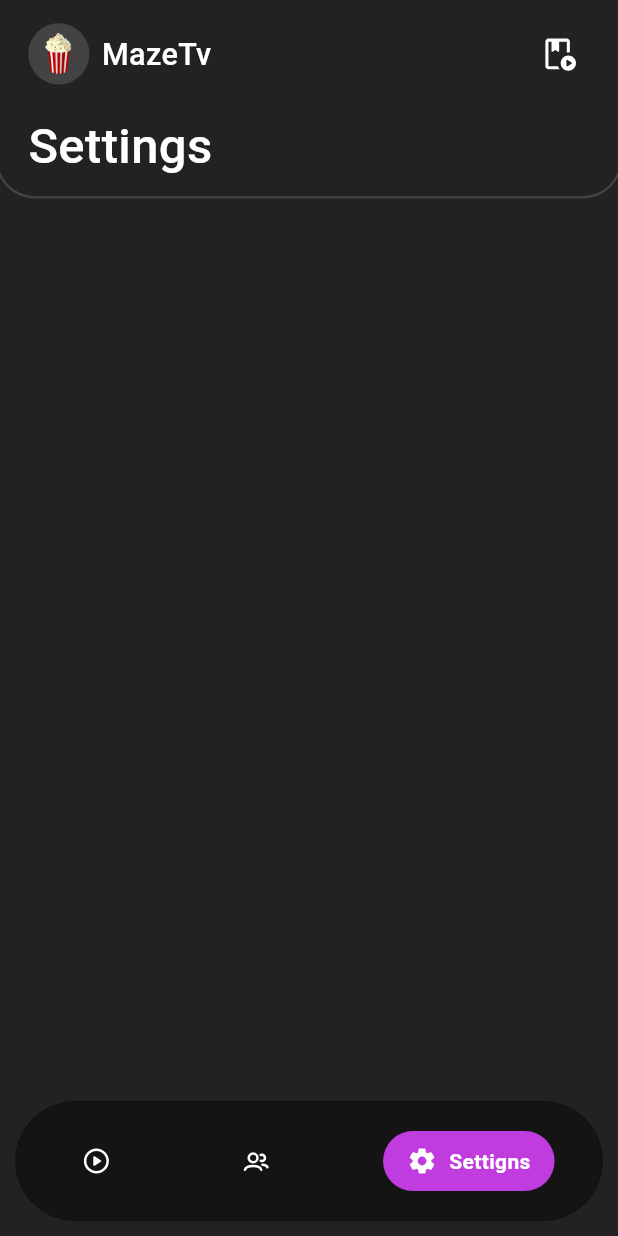
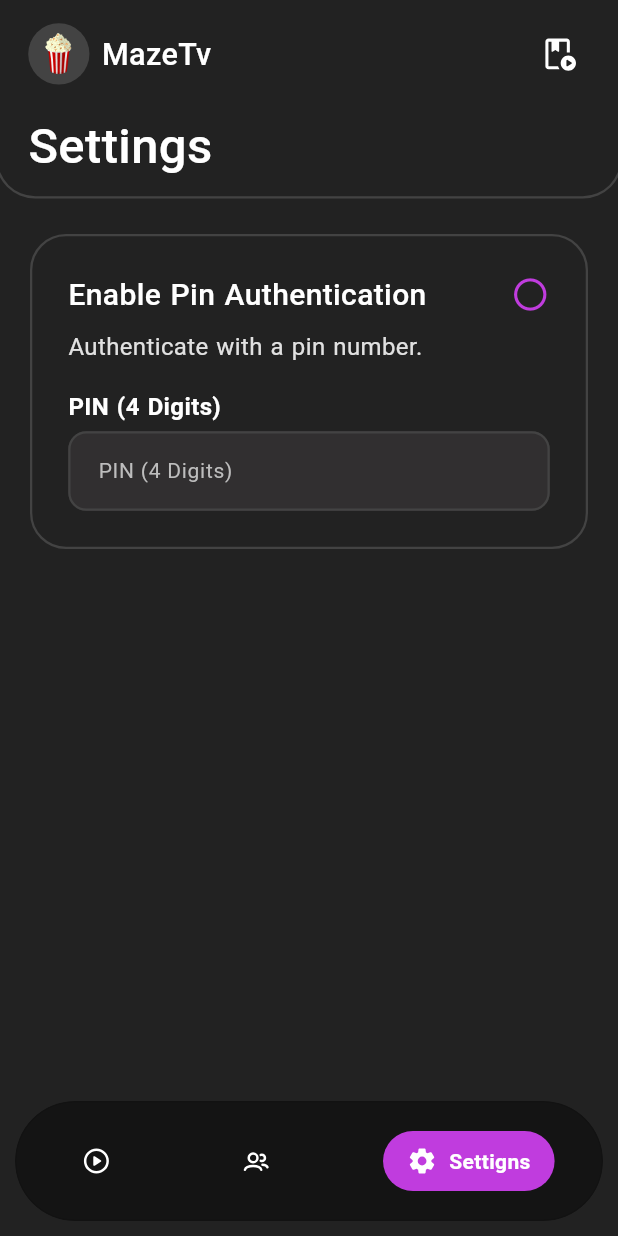
Before and after one commit to Solano-Furlan/tv_maze_app, a Flutter app: the screen it shows after launch, item 3 of the bottom bar chosen, on a phone screen of 412 x 824 dp. Run offline on Flutter 3.47's test engine with Material 3 defaults, Android fonts, the phone set to English and light mode, and no system bars; drawn by our look-alikes of auto_size_text, glass_kit; our stand-ins replace dio, equatable, flutter_bloc, flutter_keyboard_visibility, flutter_svg, get_it and 6 more; missing offline and left inert: debounce_throttle; accounts and stored records are empty; network calls fail; statements that could not run were skipped.

Commit message:
feat: auth settings

```diff
--- a/lib/core/design_system/widgets/fields/text_field.widget.dart
+++ b/lib/core/design_system/widgets/fields/text_field.widget.dart
@@ -20,6 +20,7 @@ class UITextField extends StatefulWidget {
     this.trailingIcon,
     this.prefixIcon,
     this.initialValue,
+    this.minLenght,
     this.isDisabled = false,
     this.primaryColor = AppColors.primary,
     this.maxLength = 70,
@@ -35,6 +36,7 @@ class UITextField extends StatefulWidget {
   final bool isDisabled;
   final TextEditingController controller;
   final bool whiteBackground;
+  final int? minLenght;
   final Widget? trailingIcon;
   final Widget? prefixIcon;
   final String? initialValue;
@@ -117,6 +119,11 @@ class UITextFieldState extends State<UITextField> {
                         return 'This field should not be empty';
                       }
                     }
+                    if (widget.minLenght != null &&
+                        value!.length < widget.minLenght!) {
+                      return 'Short PIN';
+                    }
+
                     return null;
                   },
                   autofocus: widget.autofocus,
--- a/lib/core/navigation/routes/settings.routes.dart
+++ b/lib/core/navigation/routes/settings.routes.dart
@@ -1,6 +1,12 @@
 import 'package:flutter/widgets.dart';
+import 'package:flutter_bloc/flutter_bloc.dart';
 import 'package:go_router/go_router.dart';
-import 'package:tv_maze_app/features/settings/presentation/settings.screen.dart';
+import 'package:tv_maze_app/core/dependencies/dependencies.dart';
+import 'package:tv_maze_app/core/event_bus/event_bus.service.dart';
+import 'package:tv_maze_app/features/settings/data/auth_method.repository.dart';
+import 'package:tv_maze_app/features/settings/presentation/screens/settings.screen.dart';
+import 'package:tv_maze_app/features/settings/state/auth_method/auth_method.cubit.dart';
+import 'package:tv_maze_app/features/settings/state/update_auth_method/update_auth_method.cubit.dart';
 
 class SettingsRoute {
   SettingsRoute._();
@@ -10,8 +16,26 @@ class SettingsRoute {
     GoRoute(
       path: settingsRoute,
       pageBuilder: (BuildContext context, GoRouterState state) {
-        return const NoTransitionPage(
-          child: SettingsScreen(),
+        return NoTransitionPage(
+          child: MultiBlocProvider(
+            providers: [
+              BlocProvider<AuthMethodCubit>(
+                create: (BuildContext context) => AuthMethodCubit(
+                  authMethodRepository: getIt<AuthMethodRepository>(),
+                  eventBus: getIt<EventBus>(),
+                )
+                  ..initialize()
+                  ..getAuthMethod(),
+              ),
+              BlocProvider<UpdateAuthMethodCubit>(
+                create: (BuildContext context) => UpdateAuthMethodCubit(
+                  authMethodRepository: getIt<AuthMethodRepository>(),
+                  eventBus: getIt<EventBus>(),
+                ),
+              ),
+            ],
+            child: const SettingsScreen(),
+          ),
         );
       },
     ),
--- /dev/null
+++ b/lib/features/settings/domain/enums/auth_method_type.enum.dart
@@ -0,0 +1,5 @@
+enum AuthMethodType {
+  pin,
+  device,
+  none,
+}
--- /dev/null
+++ b/lib/features/settings/domain/events/auth_method.events.dart
@@ -0,0 +1,12 @@
+import 'package:tv_maze_app/core/event_bus/event_bus.service.dart';
+import 'package:tv_maze_app/features/settings/domain/enums/auth_method_type.enum.dart';
+
+class AuthMethodUpdateEvent extends EventBusMessage {
+  AuthMethodUpdateEvent({
+    required this.authMethodType,
+    required this.authPin,
+  });
+
+  final AuthMethodType authMethodType;
+  final String? authPin;
+}
--- /dev/null
+++ b/lib/features/settings/presentation/screens/settings.screen.dart
@@ -0,0 +1,166 @@
+import 'package:flutter/cupertino.dart';
+import 'package:flutter/material.dart';
+import 'package:flutter/services.dart';
+import 'package:flutter_bloc/flutter_bloc.dart';
+import 'package:local_auth/local_auth.dart';
+import 'package:tv_maze_app/core/dependencies/dependencies.dart';
+import 'package:tv_maze_app/core/design_system/theme/colors.dart';
+import 'package:tv_maze_app/core/design_system/widgets/fields/text_field.widget.dart';
+import 'package:tv_maze_app/core/design_system/widgets/indicators/error_indicator.widget.dart';
+import 'package:tv_maze_app/core/design_system/widgets/indicators/loading_indicator.widget.dart';
+import 'package:tv_maze_app/core/design_system/widgets/layouts/bottom_app_bar.widget.dart';
+import 'package:tv_maze_app/core/design_system/widgets/layouts/main_header.widget.dart';
+import 'package:tv_maze_app/core/design_system/widgets/layouts/main_scaffold.widget.dart';
+import 'package:tv_maze_app/core/design_system/widgets/texts/header_text.widget.dart';
+import 'package:tv_maze_app/core/navigation/services/dialogs.service.dart';
+import 'package:tv_maze_app/features/settings/domain/enums/auth_method_type.enum.dart';
+import 'package:tv_maze_app/features/settings/presentation/widgets/auth_method_selector.widget.dart';
+import 'package:tv_maze_app/features/settings/state/auth_method/auth_method.cubit.dart';
+import 'package:tv_maze_app/features/settings/state/auth_method/auth_method.state.dart';
+import 'package:tv_maze_app/features/settings/state/update_auth_method/update_auth_method.cubit.dart';
+import 'package:tv_maze_app/features/settings/state/update_auth_method/update_auth_method.state.dart';
+
+class SettingsScreen extends StatefulWidget {
+  const SettingsScreen({super.key});
+
+  @override
+  State<SettingsScreen> createState() => _SettingsScreenState();
+}
+
+class _SettingsScreenState extends State<SettingsScreen> {
+  final TextEditingController _pinController = TextEditingController();
+  final GlobalKey<FormState> _formKey = GlobalKey<FormState>();
+  bool _hasDeviceAuthentication = false;
+
+  @override
+  void initState() {
+    super.initState();
+    WidgetsBinding.instance.addPostFrameCallback((_) async {
+      _hasDeviceAuthentication =
+          await getIt<LocalAuthentication>().isDeviceSupported();
+    });
+  }
+
+  @override
+  void dispose() {
+    _pinController.dispose();
+    super.dispose();
+  }
+
+  @override
+  Widget build(BuildContext context) {
+    return UIMainScaffold(
+      canPop: false,
+      mainHeader: const UIMainHeader(
+        height: 134,
+        child: UIHeaderText(
+          'Settings',
+          fontSize: 32,
+        ),
+      ),
+      body: Form(
+        key: _formKey,
+        child: BlocBuilder<AuthMethodCubit, AuthMethodState>(
+          builder: (
+            BuildContext context,
+            AuthMethodState state,
+          ) {
+            if (state is AuthMethodLoadedState) {
+              _pinController.text = state.authPin ?? '';
+
+              return ListView(
+                padding: const EdgeInsets.only(
+                  top: 156,
+                  left: 20,
+                  right: 20,
+                  bottom: 100,
+                ),
+                physics: const BouncingScrollPhysics(),
+                children: [
+                  AuthMethodCardSelector(
+                    title: 'Enable Pin Authentication',
+                    text: 'Authenticate with a pin number.',
+                    isSelected: state.authMethodType == AuthMethodType.pin,
+                    onSelected: () {
+                      if (state.authMethodType != AuthMethodType.pin) {
+                        if (_formKey.currentState?.validate() ?? false) {
+                          _updatePinMethod(
+                            authMethodType: AuthMethodType.pin,
+                          );
+                        }
+                      } else {
+                        _updatePinMethod(
+                          authMethodType: AuthMethodType.none,
+                        );
+                      }
+                    },
+                    content: Padding(
+                      padding: const EdgeInsets.only(top: 16),
+                      child: UITextField(
+                        controller: _pinController,
+                        label: 'PIN (4 Digits)',
+                        isRequired: true,
+                        minLenght: 4,
+                        maxLength: 4,
+                        keyboardType: TextInputType.number,
+                        inputFormatters: [
+                          FilteringTextInputFormatter.digitsOnly,
+                        ],
+                        primaryColor: AppColors.purple,
+                      ),
+                    ),
+                  ),
+                  if (_hasDeviceAuthentication) ...[
+                    const SizedBox(height: 12),
+                    AuthMethodCardSelector(
+                      title: 'Enable Device Authentication',
+                      text:
+                          'Authenticate with your device biometrics authentication.',
+                      isSelected: state.authMethodType == AuthMethodType.device,
+                      onSelected: () => _updatePinMethod(
+                        authMethodType: AuthMethodType.device,
+                      ),
+                    ),
+                  ],
+                ],
+              );
+            }
+            if (state is AuthMethodErrorState) {
+              return Center(
+                child: UIErrorIndicator(
+                  errorText: 'Failed to load auth method.',
+                  onPressed: context.read<AuthMethodCubit>().getAuthMethod,
+                ),
+              );
+            }
+            return const Center(
+              child: UILoadingIndicator(),
+            );
+          },
+        ),
+      ),
+      bottomAppBar: const UIBottomAppBar(
+        currentTab: TabType.settings,
+      ),
+    );
+  }
+
+  Future<void> _updatePinMethod({
+    required AuthMethodType authMethodType,
+  }) async {
+    if (authMethodType != AuthMethodType.pin) {
+      _pinController.clear();
+    }
+    UpdateAuthMethodState updateAuthMethodState =
+        await context.read<UpdateAuthMethodCubit>().updateAuthMethod(
+              authMethodType: authMethodType,
+              authPin: _pinController.text.isEmpty ? null : _pinController.text,
+            );
+
+    if (updateAuthMethodState is UpdateAuthMethodErrorState) {
+      getIt<AppDialogsService>().showErrorDialog(
+        text: 'Failed to update authentication method.',
+      );
+    }
+  }
+}
--- a/lib/features/settings/presentation/settings.screen.dart
+++ /dev/null
@@ -1,27 +0,0 @@
-import 'package:flutter/material.dart';
-import 'package:tv_maze_app/core/design_system/widgets/layouts/bottom_app_bar.widget.dart';
-import 'package:tv_maze_app/core/design_system/widgets/layouts/main_header.widget.dart';
-import 'package:tv_maze_app/core/design_system/widgets/layouts/main_scaffold.widget.dart';
-import 'package:tv_maze_app/core/design_system/widgets/texts/header_text.widget.dart';
-
-class SettingsScreen extends StatelessWidget {
-  const SettingsScreen({super.key});
-
-  @override
-  Widget build(BuildContext context) {
-    return const UIMainScaffold(
-      canPop: false,
-      mainHeader: UIMainHeader(
-        height: 134,
-        child: UIHeaderText(
-          'Settings',
-          fontSize: 32,
-        ),
-      ),
-      body: SizedBox(),
-      bottomAppBar: UIBottomAppBar(
-        currentTab: TabType.settings,
-      ),
-    );
-  }
-}
--- /dev/null
+++ b/lib/features/settings/presentation/widgets/auth_method_selector.widget.dart
@@ -0,0 +1,75 @@
+import 'package:flutter/material.dart';
+import 'package:tv_maze_app/core/design_system/theme/colors.dart';
+import 'package:tv_maze_app/core/design_system/widgets/buttons/core_button.widget.dart';
+import 'package:tv_maze_app/core/design_system/widgets/texts/text.widget.dart';
+
+class AuthMethodCardSelector extends StatelessWidget {
+  const AuthMethodCardSelector({
+    required this.title,
+    required this.text,
+    required this.isSelected,
+    required this.onSelected,
+    this.svgIconPath,
+    this.svgIconUrl,
+    this.content,
+    super.key,
+  });
+
+  final String title;
+  final String text;
+  final bool isSelected;
+  final VoidCallback onSelected;
+  final String? svgIconPath;
+  final String? svgIconUrl;
+  final Widget? content;
+
+  @override
+  Widget build(BuildContext context) {
+    return UICoreButton(
+      onPressed: onSelected,
+      child: Container(
+        decoration: BoxDecoration(
+          borderRadius: BorderRadius.circular(24),
+          color: AppColors.background,
+          border: Border.all(
+            color: isSelected ? AppColors.purple : AppColors.border,
+            width: 1.5,
+          ),
+        ),
+        padding: const EdgeInsets.all(24),
+        child: Column(
+          crossAxisAlignment: CrossAxisAlignment.start,
+          children: [
+            Row(
+              children: [
+                Expanded(
+                  child: UIText(
+                    title,
+                    fontSize: 20,
+                    fontWeight: FontWeight.w500,
+                    color: AppColors.white,
+                  ),
+                ),
+                const SizedBox(width: 8),
+                Icon(
+                  isSelected
+                      ? Icons.check_circle_rounded
+                      : Icons.circle_outlined,
+                  color: AppColors.purple,
+                  size: 26,
+                ),
+              ],
+            ),
+            const SizedBox(height: 8),
+            UIText(
+              text,
+            ),
+            if (content != null) ...[
+              content!,
+            ],
+          ],
+        ),
+      ),
+    );
+  }
+}
--- /dev/null
+++ b/lib/features/settings/state/auth_method/auth_method.state.dart
@@ -0,0 +1,30 @@
+import 'package:equatable/equatable.dart';
+import 'package:tv_maze_app/features/settings/domain/enums/auth_method_type.enum.dart';
+
+abstract class AuthMethodState extends Equatable {}
+
+class AuthMethodLoadingState extends AuthMethodState {
+  @override
+  List<Object?> get props => [];
+}
+
+class AuthMethodLoadedState extends AuthMethodState {
+  AuthMethodLoadedState({
+    required this.authMethodType,
+    required this.authPin,
+  });
+
+  final AuthMethodType authMethodType;
+  final String? authPin;
+
+  @override
+  List<Object?> get props => [
+        authMethodType,
+        authPin,
+      ];
+}
+
+class AuthMethodErrorState extends AuthMethodState {
+  @override
+  List<Object?> get props => [];
+}
--- /dev/null
+++ b/lib/features/settings/state/update_auth_method/update_auth_method.cubit.dart
@@ -0,0 +1,46 @@
+import 'package:flutter_bloc/flutter_bloc.dart';
+import 'package:tv_maze_app/core/event_bus/event_bus.service.dart';
+import 'package:tv_maze_app/features/settings/data/auth_method.repository.dart';
+import 'package:tv_maze_app/features/settings/domain/enums/auth_method_type.enum.dart';
+import 'package:tv_maze_app/features/settings/domain/events/auth_method.events.dart';
+import 'package:tv_maze_app/features/settings/state/update_auth_method/update_auth_method.state.dart';
+
+class UpdateAuthMethodCubit extends Cubit<UpdateAuthMethodState> {
+  UpdateAuthMethodCubit({
+    required this.authMethodRepository,
+    required this.eventBus,
+  }) : super(UpdateAuthMethodInitialState());
+
+  final AuthMethodRepository authMethodRepository;
+  final EventBus eventBus;
+
+  Future<UpdateAuthMethodState> updateAuthMethod({
+    required AuthMethodType authMethodType,
+    required String? authPin,
+  }) async {
+    try {
+      emit(UpdateAuthMethodLoadingState());
+
+      if (authPin != null) {
+        await authMethodRepository.saveAuthPin(
+          authPin: authPin,
+        );
+      }
+
+      await authMethodRepository.saveAuthMethod(
+        authMethodType: authMethodType,
+      );
+
+      eventBus.fire(AuthMethodUpdateEvent(
+        authMethodType: authMethodType,
+        authPin: authPin,
+      ));
+
+      emit(UpdateAuthMethodSuccessState());
+      return state;
+    } catch (e) {
+      emit(UpdateAuthMethodErrorState());
+      return state;
+    }
+  }
+}
--- /dev/null
+++ b/lib/features/settings/state/update_auth_method/update_auth_method.state.dart
@@ -0,0 +1,23 @@
+import 'package:equatable/equatable.dart';
+
+abstract class UpdateAuthMethodState extends Equatable {}
+
+class UpdateAuthMethodInitialState extends UpdateAuthMethodState {
+  @override
+  List<Object?> get props => [];
+}
+
+class UpdateAuthMethodLoadingState extends UpdateAuthMethodState {
+  @override
+  List<Object?> get props => [];
+}
+
+class UpdateAuthMethodSuccessState extends UpdateAuthMethodState {
+  @override
+  List<Object?> get props => [];
+}
+
+class UpdateAuthMethodErrorState extends UpdateAuthMethodState {
+  @override
+  List<Object?> get props => [];
+}
--- a/pubspec.yaml
+++ b/pubspec.yaml
@@ -28,6 +28,7 @@ dependencies:
   intl: ^0.18.1
   flutter_keyboard_visibility: ^6.0.0
   path_provider: ^2.1.2
+  local_auth: ^2.2.0
 
 dev_dependencies:
   flutter_test:
```
Also changed, not shown: lib/core/dependencies/modules/features/authentication.module.dart (added, +8 -0 lines), lib/core/dependencies/modules/features/settings.module.dart (added, +14 -0 lines), lib/features/settings/data/auth_method.repository.dart (added, +70 -0 lines), lib/features/settings/domain/interfaces/auth_method.repository.inteface.dart (added, +12 -0 lines), lib/features/settings/state/auth_method/auth_method.cubit.dart (added, +61 -0 lines), lib/core/dependencies/dependencies.config.dart, pubspec.lock.
